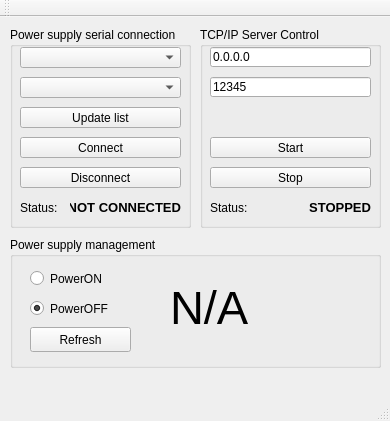
Above: Qt/RemotePowerSupply/mainwindow.ui from caffedrine/RemotePowerSupply before the change. Below: the same form after it.
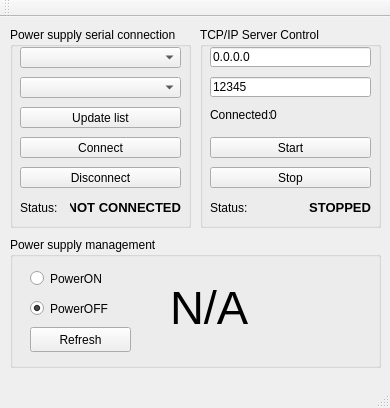
That is the form after the change. Icons and pictures are not drawn.

What changed in the file:
```diff
--- a/Qt/RemotePowerSupply/mainwindow.ui
+++ b/Qt/RemotePowerSupply/mainwindow.ui
@@ -7,7 +7,7 @@
     <x>0</x>
     <y>0</y>
     <width>390</width>
-    <height>421</height>
+    <height>408</height>
    </rect>
   </property>
   <property name="windowTitle">
@@ -329,6 +329,32 @@
       <string>Stop</string>
      </property>
     </widget>
+    <widget class="QLabel" name="label">
+     <property name="geometry">
+      <rect>
+       <x>10</x>
+       <y>80</y>
+       <width>61</width>
+       <height>16</height>
+      </rect>
+     </property>
+     <property name="text">
+      <string>Connected: </string>
+     </property>
+    </widget>
+    <widget class="QLabel" name="label_tcpClientsConnected">
+     <property name="geometry">
+      <rect>
+       <x>70</x>
+       <y>80</y>
+       <width>51</width>
+       <height>16</height>
+      </rect>
+     </property>
+     <property name="text">
+      <string>0</string>
+     </property>
+    </widget>
    </widget>
   </widget>
   <widget class="QMenuBar" name="menuBar">
```
